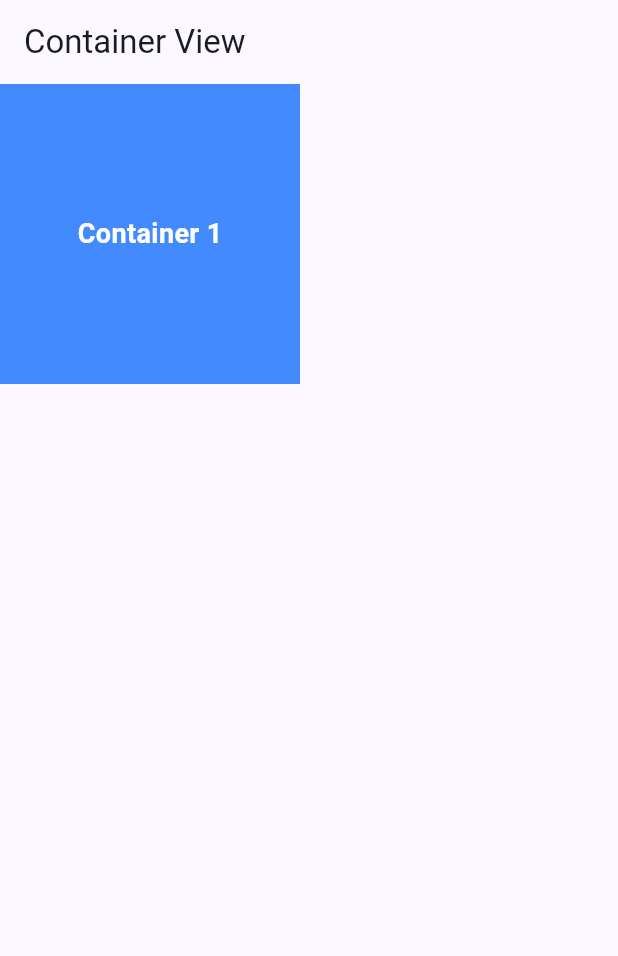
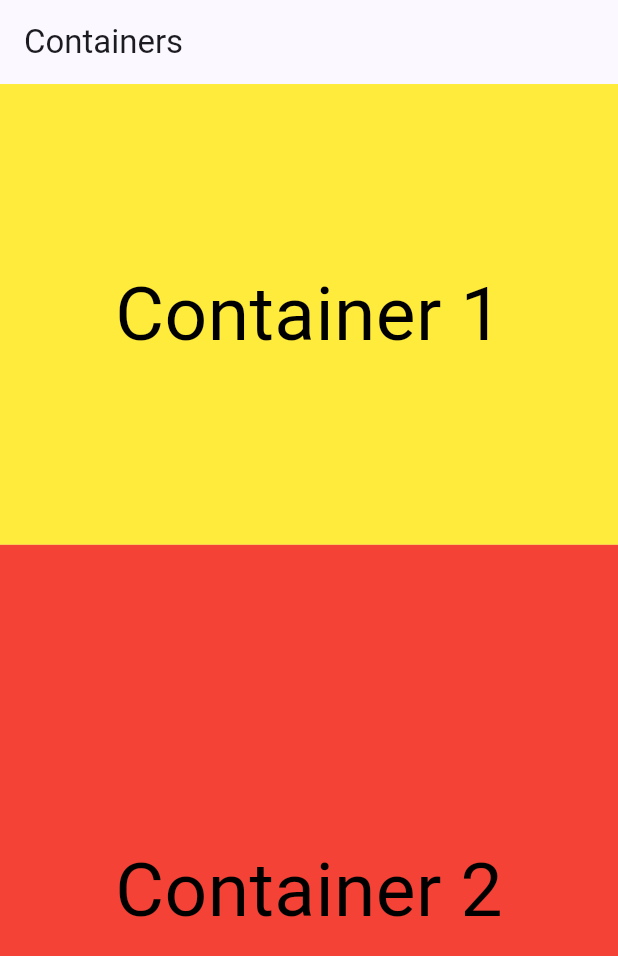
Before and after one commit to SanjeevSinjali/kitabghar, a Flutter app: the screen it shows after launch, on a phone screen of 412 x 824 dp. Shown: the top 956 px of the screen. Run offline on Flutter 3.47's test engine with Material 3 defaults, Android fonts, the phone set to English and light mode, and no system bars.

Commit message:
corrected some code

```diff
--- a/lib/app.dart
+++ b/lib/app.dart
@@ -1,5 +1,7 @@
 import 'package:flutter/material.dart';
-import 'package:kitabghar/views/container_view.dart';
+import 'package:kitabghar/views/flexible_expanded_view.dart';
+// import 'package:kitabghar/views/image_view.dart';
+// import 'package:kitabghar/views/mediaquery_view.dart';
 // import 'package:kitabghar/views/splash_view.dart';
 
 class App extends StatelessWidget {
@@ -10,7 +12,7 @@ class App extends StatelessWidget {
     return MaterialApp(
       debugShowCheckedModeBanner: false,
       theme: ThemeData(colorSchemeSeed: Colors.indigo, useMaterial3: true),
-      home: ContainerView(),
+      home: FlexibleExpandedView(),
     );
   }
 }
--- a/lib/views/container_view.dart
+++ b/lib/views/container_view.dart
@@ -6,22 +6,25 @@ class ContainerView extends StatelessWidget {
   @override
   Widget build(BuildContext context) {
     return Scaffold(
-      appBar: AppBar(
-        title: const Text("Container View"),
-      ),
+      appBar: AppBar(title: const Text("Container View")),
       body: SafeArea(
-        child: Container(
-          width: 200,
-          height: 200,
-          color: Colors.blueAccent,
-          child: const Center(
-            child: Text(
+        child: Align(
+          alignment: Alignment.topRight,
+          child: Container(
+            width: 200,
+            height: 200,
+            alignment: Alignment.center,
+            decoration: BoxDecoration(
+              shape: BoxShape.circle,
+              color: Colors.yellow,
+              border: Border.all(
+                color: Colors.black,
+                width: 2,
+              ),
+            ),
+            child: const Text(
               "Container 1",
-              style: TextStyle(
-                color: Colors.white,
-                fontSize: 18,
-                fontWeight: FontWeight.bold,
-              ),
+              style: TextStyle(fontSize: 16),
             ),
           ),
         ),
--- /dev/null
+++ b/lib/views/flexible_expanded_view.dart
@@ -0,0 +1,44 @@
+import 'package:flutter/material.dart';
+
+class FlexibleExpandedView extends StatelessWidget {
+  const FlexibleExpandedView({super.key});
+
+  @override
+  Widget build(BuildContext context) {
+    return Scaffold(
+      appBar: AppBar(
+        title: const Text('Containers'),
+      ),
+      body: Column(
+        children: [
+          Expanded(
+            flex: 2,
+            child: Container(
+              width: double.infinity,
+              color: Colors.yellow,
+              child: const Center(
+                child: Text(
+                  'Container 1',
+                  style: TextStyle(color: Colors.black, fontSize: 50),
+                ),
+              ),
+            ),
+          ),
+          Expanded(
+            flex: 3,
+            child: Container(
+              width: double.infinity,
+              color: Colors.red,
+              child: const Center(
+                child: Text(
+                  'Container 2',
+                  style: TextStyle(color: Colors.black, fontSize: 50),
+                ),
+              ),
+            ),
+          ),
+        ],
+      ),
+    );
+  }
+}
--- a/pubspec.yaml
+++ b/pubspec.yaml
@@ -59,12 +59,10 @@ flutter:
   uses-material-design: true
 
   assets:
-    - assets/images/logo.png
-
   # To add assets to your application, add an assets section, like this:
   # assets:
-  #   - images/a_dot_burr.jpeg
-  #   - images/a_dot_ham.jpeg
+    - assets/images/
+    - assets/icons/
 
   # An image asset can refer to one or more resolution-specific "variants", see
   # https://flutter.dev/to/resolution-aware-images
```
Also changed, not shown: lib/views/image_view.dart (added, +28 -0 lines), lib/views/mediaquery_view.dart (added, +21 -0 lines), assets/images/a.png (added).
